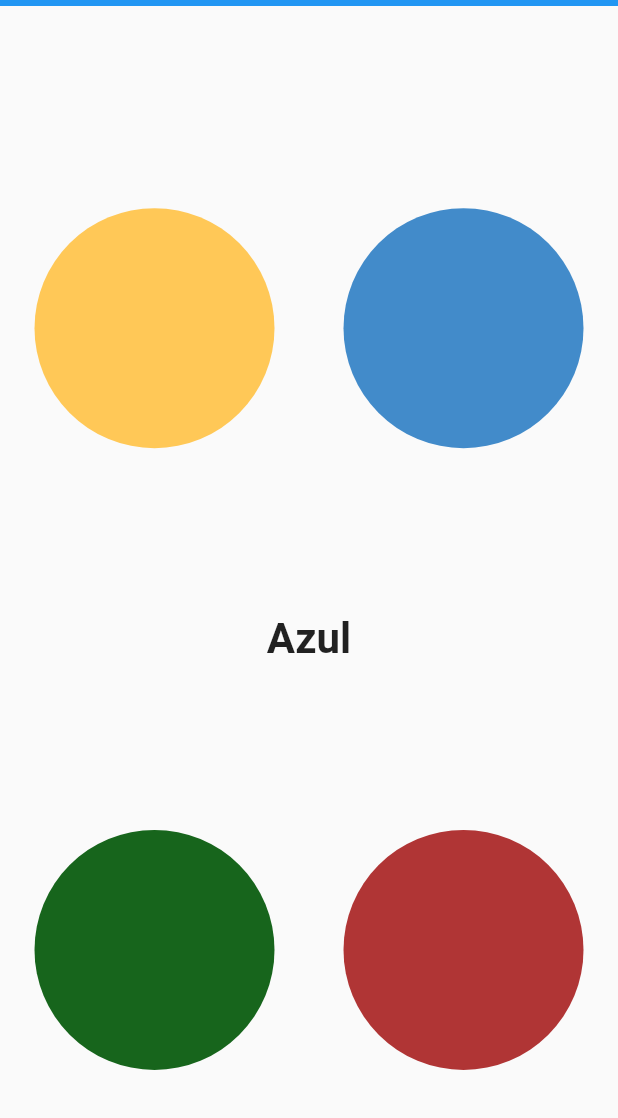
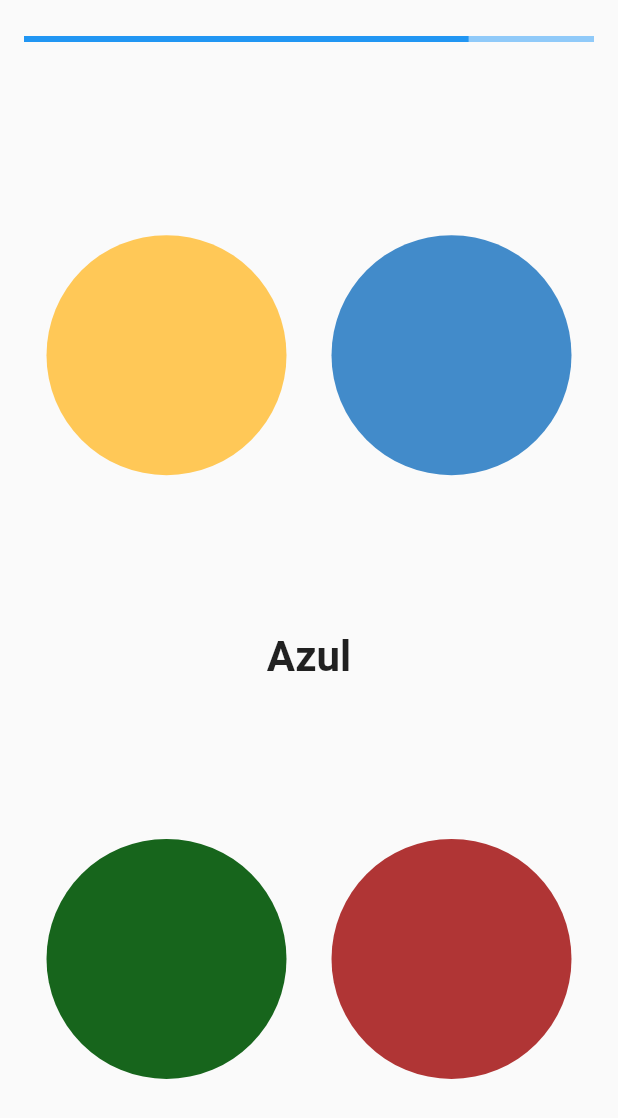
Before and after one commit to fgoncalves/flutter-cores, a Flutter app: the screen it shows after launch, after a tap on "Level 1", on a phone screen of 412 x 824 dp. Shown: the top 1118 px of the screen. Run offline on Flutter 3.47's test engine with Material 2 defaults, Android fonts, the phone set to English and light mode, and no system bars; our stand-ins replace flutter_redux, flutter_svg, redux; network calls fail.

Commit message:
Fixes problem with level

```diff
--- a/lib/presentation/widgets/round.dart
+++ b/lib/presentation/widgets/round.dart
@@ -25,7 +25,8 @@ class RoundWidget extends StatefulWidget {
   _RoundWidgetState createState() => _RoundWidgetState();
 }
 
-class _RoundWidgetState extends State<RoundWidget> with SingleTickerProviderStateMixin {
+class _RoundWidgetState extends State<RoundWidget>
+    with SingleTickerProviderStateMixin {
   AnimationController _progressController;
 
   @override
@@ -43,6 +44,7 @@ class _RoundWidgetState extends State<RoundWidget> with SingleTickerProviderStat
       if (_progressController.value == 1.0) widget.onTimeRunOut();
     });
 
+    _progressController.forward(from: 0);
     super.initState();
   }
 
@@ -55,7 +57,8 @@ class _RoundWidgetState extends State<RoundWidget> with SingleTickerProviderStat
 
   @override
   Widget build(BuildContext context) {
-    return Expanded(
+    return Padding(
+      padding: const EdgeInsets.only(top: 24.0, left: 16.0, right: 16.0),
       child: Column(children: <Widget>[
         LinearProgressIndicator(
           value: 1.0 - _progressController.value,
```
